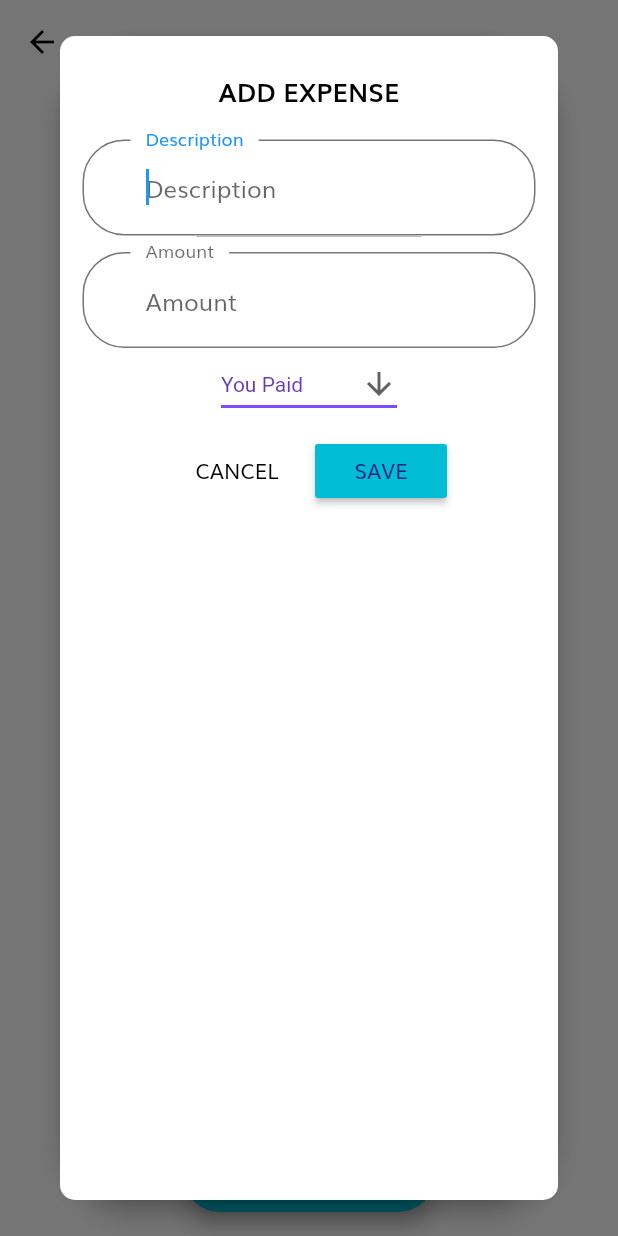
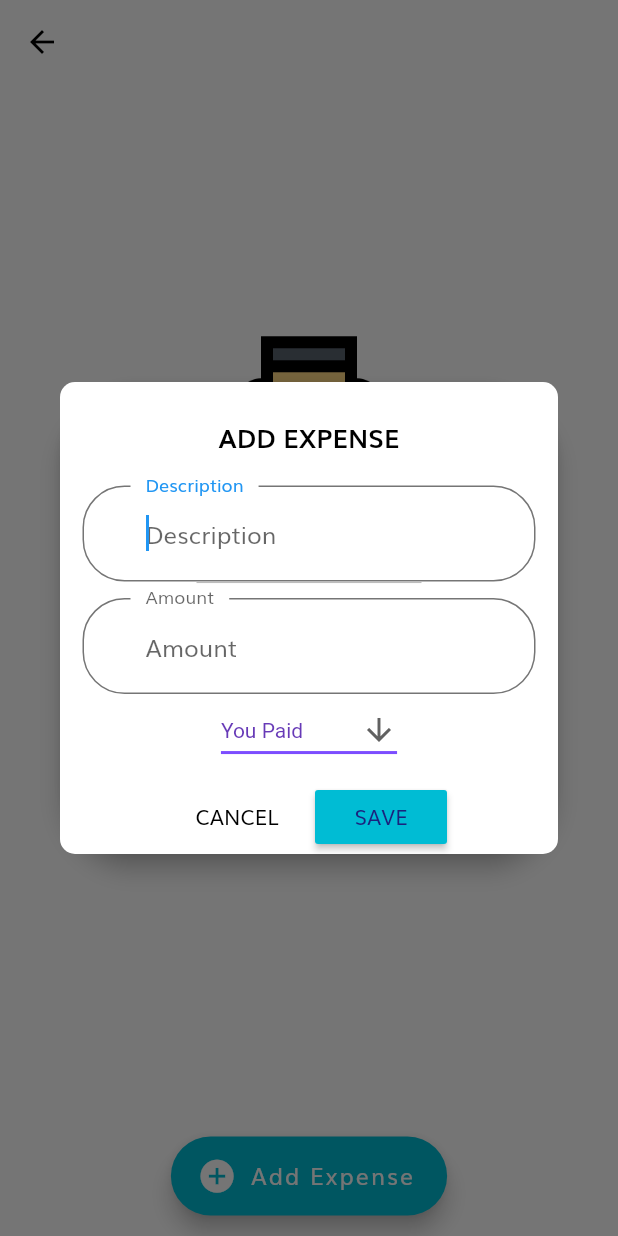
Before and after one commit to chavdaharnish/PayWise, a Flutter app: the DetailPage screen opened directly with empty values, after a tap on "Add Expense", on a phone screen of 412 x 824 dp. Run offline on Flutter 3.47's test engine with Material 2 defaults, Android fonts, the phone set to English and light mode, and no system bars; our stand-ins replace cloud_firestore, firebase_auth, firebase_core, firebase_storage, flutter_easyloading, flutter_signin_button and 5 more; missing offline and left inert: contact_picker; accounts and stored records are empty.

Commit message:
upto price

```diff
--- a/lib/friends_dashboard/get_details.dart
+++ b/lib/friends_dashboard/get_details.dart
@@ -1,6 +1,7 @@
 import 'package:cloud_firestore/cloud_firestore.dart';
 import 'package:flutter/cupertino.dart';
 import 'package:flutter/material.dart';
+import 'package:flutter/services.dart';
 import 'package:flutter_easyloading/flutter_easyloading.dart';
 import 'package:fluttertoast/fluttertoast.dart';
 import 'package:shared_preferences/shared_preferences.dart';
@@ -18,7 +19,8 @@ class DetailPage extends StatefulWidget {
 
 class _DetailPageState extends State<DetailPage> {
   Future _data;
-  String friendEmail;
+  String name;
+  String currentUserNumber;
   int count = 0;
   void initState() {
     getFriend();
@@ -26,24 +28,24 @@ class _DetailPageState extends State<DetailPage> {
     super.initState();
   }
 
-  getFriend() {
-    CollectionReference getFriendEmail =
+  getFriend() async {
+    SharedPreferences prefs = await SharedPreferences.getInstance();
+    String email = prefs.getString('email');
+    CollectionReference getUserMobileNumber =
         FirebaseFirestore.instance.collection('Customer_Sign_In');
-    getFriendEmail
-        .where('mobile', isEqualTo: widget.post['mobile'])
-        .get()
-        .then((value) => {
+    getUserMobileNumber.where('email', isEqualTo: email).get().then((value) => {
           if (value.size > 0)
             {
               value.docs.forEach((element) {
-                    if (element['email'] != null) {
+                if (element['fname'] != null && element['lname'] != null) {
                   setState(() {
                     count = 1;
                     if (count == 1) {
                       _data = getData();
                       count = 0;
                     }
-                        friendEmail = element['email'];
+                    currentUserNumber = element['mobile'];
+                    name = element['fname'] + ' ' + element['lname'];
                   });
                 } else {
                   Fluttertoast.showToast(
@@ -79,7 +81,7 @@ class _DetailPageState extends State<DetailPage> {
         .collection('Customer_Sign_In')
         .doc(email)
         .collection('friends')
-        .doc(friendEmail)
+        .doc(widget.post['email'])
         .collection('Expense')
         .get();
     return qn.docs;
@@ -90,7 +92,9 @@ class _DetailPageState extends State<DetailPage> {
   TextEditingController _amountController = TextEditingController();
   @override
   Widget build(BuildContext context) {
+    final bool showFab = MediaQuery.of(context).viewInsets.bottom == 0.0;
     return Scaffold(
+        resizeToAvoidBottomInset: true,
         appBar: AppBar(
           title: Text(
             widget.post['name'],
@@ -101,14 +105,20 @@ class _DetailPageState extends State<DetailPage> {
           ),
         ),
         floatingActionButtonLocation: FloatingActionButtonLocation.centerFloat,
-      floatingActionButton: FloatingActionButton.extended(
+        floatingActionButton: showFab
+            ? Transform.scale(
+                scale: 1.1,
+                child: FloatingActionButton.extended(
                   backgroundColor: const Color(0xFF00BCD4),
                   foregroundColor: Colors.white,
                   onPressed: _displayDialog,
                   label: Text("Add Expense"),
                   icon: Icon(Icons.add_circle),
                 ),
-      body: Container(
+              )
+            : null,
+        body: SafeArea(
+          child: Container(
             padding: EdgeInsets.all(8.0),
             child: FutureBuilder(
                 future: _data,
@@ -166,7 +176,11 @@ class _DetailPageState extends State<DetailPage> {
                                                 snapshot.data[index]
                                                     .data()['amount'],
                                             style: TextStyle(
-                                            color: Colors.red,
+                                                color: snapshot.data[index]
+                                                            .data()['from'] ==
+                                                        currentUserNumber
+                                                    ? Colors.green
+                                                    : Colors.red,
                                                 fontFamily: 'Muli',
                                                 fontWeight: FontWeight.bold,
                                                 fontSize:
@@ -174,12 +188,13 @@ class _DetailPageState extends State<DetailPage> {
                                                         15))),
                                         title: Text.rich(
                                           TextSpan(
-                                        style: TextStyle(color: Colors.black),
+                                            style:
+                                                TextStyle(color: Colors.black),
                                             children: [
                                               TextSpan(
                                                 text: 'From : ' +
                                                     snapshot.data[index]
-                                                    .data()['from'],
+                                                        .data()['fromName'],
                                                 style: TextStyle(
                                                   fontFamily: 'Muli',
                                                   fontSize:
@@ -193,16 +208,18 @@ class _DetailPageState extends State<DetailPage> {
                                         ),
                                         subtitle: Text.rich(
                                           TextSpan(
-                                        style: TextStyle(color: Colors.black),
+                                            style:
+                                                TextStyle(color: Colors.black),
                                             children: [
                                               TextSpan(
                                                   text: 'To : ' +
                                                       snapshot.data[index]
-                                                      .data()['to']),
+                                                          .data()['toName']),
                                               TextSpan(
                                                   text: '\nDescription : ' +
                                                       snapshot.data[index]
-                                                      .data()['description']),
+                                                              .data()[
+                                                          'description']),
                                             ],
                                           ),
                                         ),
@@ -249,11 +266,12 @@ class _DetailPageState extends State<DetailPage> {
                   }
                 }),
           ),
-    );
+        ));
   }
 
   _displayDialog() {
     return showDialog(
+        useSafeArea: true,
         context: context,
         builder: (BuildContext context) {
           return StatefulBuilder(builder: (context, setState) {
@@ -264,11 +282,13 @@ class _DetailPageState extends State<DetailPage> {
                 elevation: 6,
                 backgroundColor: Colors.transparent,
                 child: Container(
+                    height: getProportionateScreenHeight(310),
                     decoration: BoxDecoration(
                       color: Colors.white,
                       shape: BoxShape.rectangle,
                       borderRadius: BorderRadius.all(Radius.circular(10)),
                     ),
+                    child: SingleChildScrollView(
                       child: Column(
                         children: <Widget>[
                           SizedBox(height: 24),
@@ -282,19 +302,13 @@ class _DetailPageState extends State<DetailPage> {
                             ),
                           ),
                           SizedBox(height: 10),
-                      // Padding(
-                      //   padding:
-                      //       EdgeInsets.only(top: 10, bottom: 10, right: 15, left: 15),
-                      //   child: Icon(
-                      //     Icons.account_circle,
-                      //     size: 100,
-                      //   ),
-                      // ),
                           Padding(
                               padding:
                                   EdgeInsets.only(top: 10, right: 15, left: 15),
-                          child: TextFormField(
+                              child: TextField(
                                 maxLines: 1,
+                                // maxLength: 20,
+                                maxLengthEnforcement: MaxLengthEnforcement.none,
                                 autofocus: true,
                                 controller: _descriptionController,
                                 keyboardType: TextInputType.text,
@@ -314,8 +328,10 @@ class _DetailPageState extends State<DetailPage> {
                           Padding(
                               padding:
                                   EdgeInsets.only(top: 10, right: 15, left: 15),
-                          child: TextFormField(
+                              child: TextField(
                                 maxLines: 1,
+                                // maxLength: 6,
+                                maxLengthEnforcement: MaxLengthEnforcement.none,
                                 autofocus: true,
                                 controller: _amountController,
                                 keyboardType: TextInputType.text,
@@ -356,6 +372,7 @@ class _DetailPageState extends State<DetailPage> {
                             children: <Widget>[
                               // ignore: deprecated_member_use
                               FlatButton(
+                                focusColor: Colors.cyan,
                                 onPressed: () {
                                   Navigator.of(context).pop();
                                 },
@@ -377,14 +394,27 @@ class _DetailPageState extends State<DetailPage> {
                                   ),
                                 ),
                                 onPressed: () {
+                                  if (_amountController.text.trim() != null &&
+                                      _descriptionController.text.trim() !=
+                                          null) {
                                     addExpense();
+                                  } else {
+                                    Fluttertoast.showToast(
+                                        msg: 'Fill Details Correctly',
+                                        toastLength: Toast.LENGTH_SHORT,
+                                        gravity: ToastGravity.BOTTOM,
+                                        timeInSecForIosWeb: 1,
+                                        backgroundColor: Colors.blue,
+                                        textColor: Colors.white,
+                                        fontSize: 16.0);
+                                  }
                                 },
                               )
                             ],
                           ),
                         ],
                       ),
-                ));
+                    )));
           });
         });
   }
@@ -491,14 +521,18 @@ class _DetailPageState extends State<DetailPage> {
     if (dropdownValue == 'You Paid') {
       add.add({
         'from': currentUserMobileNumber,
+        'fromName': name,
         'to': friendMobileNumber,
+        'toName': widget.post['name'],
         'amount': amount,
         'description': description,
       }).then((value) {
         String id = value.id;
         addToFriend.doc(id).set({
           'from': currentUserMobileNumber,
+          'fromName': name,
           'to': friendMobileNumber,
+          'toName': widget.post['name'],
           'amount': amount,
           'description': description,
         });
@@ -516,6 +550,8 @@ class _DetailPageState extends State<DetailPage> {
       add.add({
         'to': currentUserMobileNumber,
         'from': friendMobileNumber,
+        'fromName': widget.post['name'],
+        'toName': name,
         'amount': amount,
         'description': description,
       }).then((value) {
@@ -523,6 +559,8 @@ class _DetailPageState extends State<DetailPage> {
         addToFriend.doc(id).set({
           'to': currentUserMobileNumber,
           'from': friendMobileNumber,
+          'fromName': widget.post['name'],
+          'toName': name,
           'amount': amount,
           'description': description,
         });
```
Also changed, not shown: lib/friends_dashboard/friendsdashborad.dart (+3 -13 lines). Lines whose indentation alone changed are shown as unchanged.
